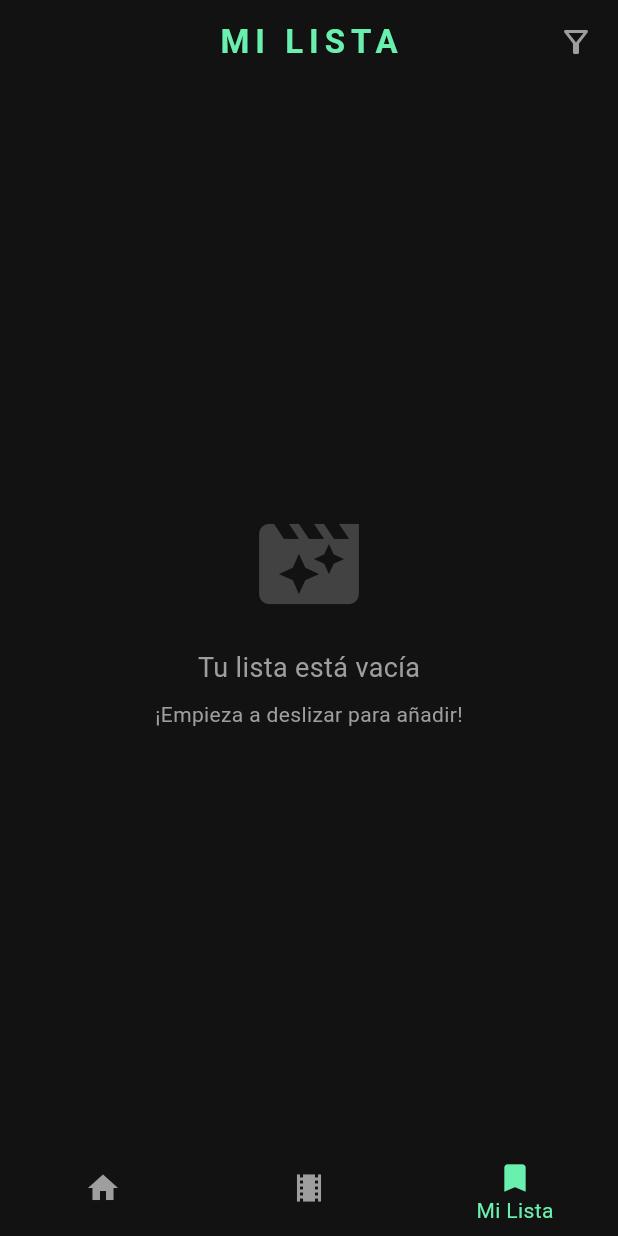
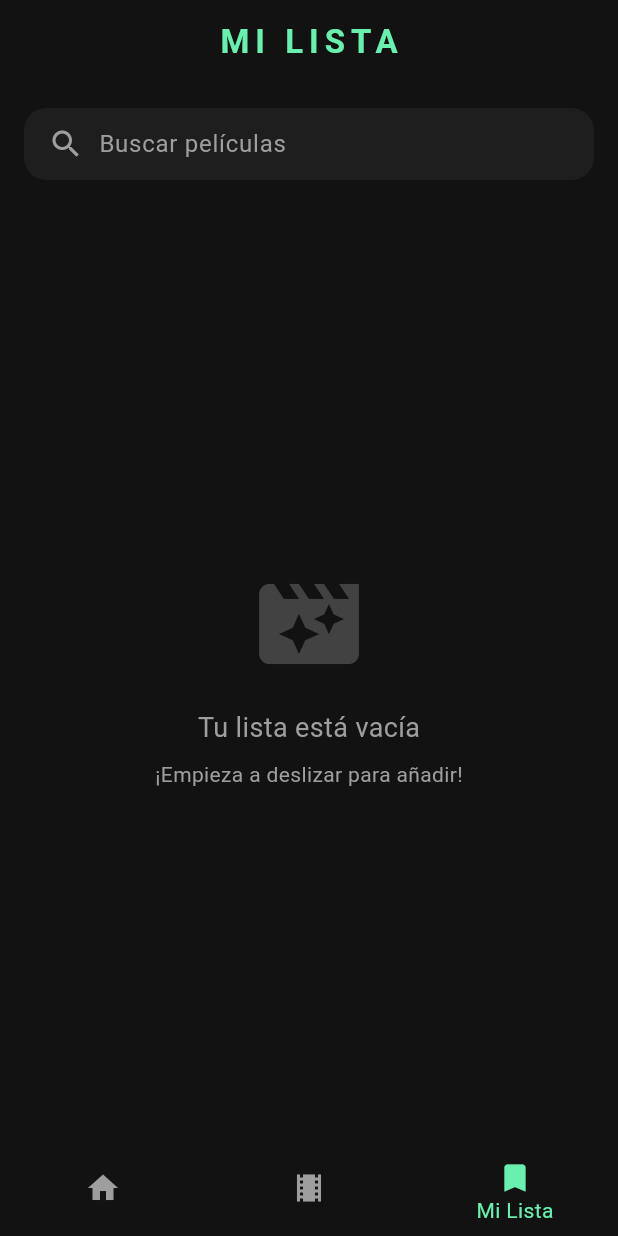
Before and after one commit to Leonard2GG/Flick, a Flutter app: the screen it shows after launch, item 3 of the bottom bar chosen, on a phone screen of 412 x 824 dp. Run offline on Flutter 3.47's test engine with Material 3 defaults, Android fonts, the phone set to English and light mode, and no system bars; our stand-ins replace cached_network_image, connectivity_plus, share_plus, shared_preferences, shimmer; network calls fail.

Commit message:
cambios 5

```diff
--- a/lib/screens/watchlist_screen.dart
+++ b/lib/screens/watchlist_screen.dart
@@ -14,10 +14,7 @@ class WatchlistScreen extends StatefulWidget {
 
 class _WatchlistScreenState extends State<WatchlistScreen> {
   late ScrollController _scrollController;
-  int _minYearFilter = 2000;
-  int _maxYearFilter = 2025;
-  double _minRatingFilter = 0.0;
-  bool _showFilters = false;
+  String _searchQuery = '';
 
   @override
   void initState() {
@@ -44,37 +41,20 @@ class _WatchlistScreenState extends State<WatchlistScreen> {
         backgroundColor: const Color(0xFF121212),
         elevation: 0,
         centerTitle: true,
-        actions: [
-          Padding(
-            padding: const EdgeInsets.only(right: 16),
-            child: Center(
-              child: GestureDetector(
-                onTap: () {
-                  setState(() {
-                    _showFilters = !_showFilters;
-                  });
-                },
-                child: Icon(
-                  _showFilters ? Icons.filter_alt : Icons.filter_alt_outlined,
-                  color: _showFilters ? Colors.greenAccent : Colors.grey,
-                ),
-              ),
-            ),
-          ),
-        ],
       ),
       body: Consumer<MovieProvider>(
         builder: (context, movieProvider, child) {
-          final movies = _showFilters
-              ? movieProvider.getFilteredWatchlist(
-                  minYear: _minYearFilter,
-                  maxYear: _maxYearFilter,
-                  minRating: _minRatingFilter,
-                )
-              : movieProvider.watchlist;
+          final all = movieProvider.watchlist;
+          final movies = all.where((m) => m.title.toLowerCase().contains(_searchQuery.toLowerCase())).toList();
 
-          if (movies.isEmpty) {
-            return Center(
+          return Column(
+            children: [
+              // Search input permanente
+              _buildFilterPanel(movieProvider),
+              // Lista de películas
+              Expanded(
+                child: movies.isEmpty
+                    ? Center(
                         child: Column(
                           mainAxisAlignment: MainAxisAlignment.center,
                           children: [
@@ -91,16 +71,8 @@ class _WatchlistScreenState extends State<WatchlistScreen> {
                             ),
                           ],
                         ),
-            );
-          }
-
-          return Column(
-            children: [
-              // Filtros expandibles
-              if (_showFilters) _buildFilterPanel(movieProvider),
-              // Lista de películas con lazy loading
-              Expanded(
-                child: ListView.builder(
+                      )
+                    : ListView.builder(
                         controller: _scrollController,
                         padding: const EdgeInsets.all(16),
                         itemCount: movies.length,
@@ -227,91 +199,45 @@ class _WatchlistScreenState extends State<WatchlistScreen> {
 
   Widget _buildFilterPanel(MovieProvider movieProvider) {
     return Container(
-      color: const Color(0xFF1E1E1E),
+      color: const Color(0xFF121212),
       padding: const EdgeInsets.all(16),
       child: Column(
         crossAxisAlignment: CrossAxisAlignment.start,
         children: [
-          const Text(
-            'Filtros',
-            style: TextStyle(
-              fontSize: 16,
-              fontWeight: FontWeight.bold,
-              color: Colors.greenAccent,
+          Container(
+            padding: const EdgeInsets.symmetric(horizontal: 16, vertical: 12),
+            decoration: BoxDecoration(
+              color: const Color(0xFF1E1E1E),
+              borderRadius: BorderRadius.circular(15),
+            ),
+            child: Row(
+              children: [
+                const Icon(Icons.search, color: Colors.grey),
+                const SizedBox(width: 10),
+                Expanded(
+                  child: TextField(
+                    onChanged: (v) => setState(() => _searchQuery = v),
+                    controller: TextEditingController(text: _searchQuery),
+                    decoration: InputDecoration(
+                      hintText: 'Buscar películas',
+                      hintStyle: TextStyle(color: Colors.grey[500]),
+                      border: InputBorder.none,
+                      isDense: true,
+                      contentPadding: EdgeInsets.zero,
+                    ),
+                    style: const TextStyle(color: Colors.white),
+                    cursorColor: Colors.greenAccent,
                   ),
                 ),
-          const SizedBox(height: 12),
-          Row(
-            children: [
-              Expanded(
-                child: Column(
-                  crossAxisAlignment: CrossAxisAlignment.start,
-                  children: [
-                    const Text('Año: 2000 - 2025',
-                        style: TextStyle(fontSize: 12, color: Colors.grey)),
-                    const SizedBox(height: 8),
-                    RangeSlider(
-                      values: RangeValues(
-                          _minYearFilter.toDouble(), _maxYearFilter.toDouble()),
-                      min: 2000,
-                      max: 2025,
-                      activeColor: Colors.greenAccent,
-                      inactiveColor: Colors.grey[800],
-                      onChanged: (RangeValues values) {
-                        setState(() {
-                          _minYearFilter = values.start.toInt();
-                          _maxYearFilter = values.end.toInt();
-                        });
-                      },
-                    ),
-                  ],
+                if (_searchQuery.isNotEmpty)
+                  GestureDetector(
+                    onTap: () => setState(() => _searchQuery = ''),
+                    child: const Padding(
+                      padding: EdgeInsets.only(left: 8),
+                      child: Icon(Icons.clear, color: Colors.grey, size: 20),
                     ),
                   ),
               ],
-          ),
-          const SizedBox(height: 12),
-          Row(
-            children: [
-              const Text('Rating mínimo: ',
-                  style: TextStyle(fontSize: 12, color: Colors.grey)),
-              Slider(
-                value: _minRatingFilter,
-                min: 0,
-                max: 10,
-                activeColor: Colors.greenAccent,
-                inactiveColor: Colors.grey[800],
-                onChanged: (value) {
-                  setState(() {
-                    _minRatingFilter = value;
-                  });
-                },
-              ),
-              Text('${_minRatingFilter.toStringAsFixed(1)}',
-                  style: const TextStyle(
-                    fontSize: 12,
-                    color: Colors.greenAccent,
-                  )),
-            ],
-          ),
-          const SizedBox(height: 8),
-          SizedBox(
-            width: double.infinity,
-            child: ElevatedButton(
-              onPressed: () {
-                setState(() {
-                  _minYearFilter = 2000;
-                  _maxYearFilter = 2025;
-                  _minRatingFilter = 0.0;
-                  _showFilters = false;
-                });
-              },
-              style: ElevatedButton.styleFrom(
-                backgroundColor: Colors.grey[800],
-              ),
-              child: const Text(
-                'Limpiar filtros',
-                style: TextStyle(color: Colors.grey),
-              ),
             ),
           ),
         ],
```
Also changed, not shown: lib/screens/discovery_screen.dart (+5 -6 lines), lib/screens/movie_detail_screen.dart (+18 -1 lines). Lines whose indentation alone changed are shown as unchanged.
